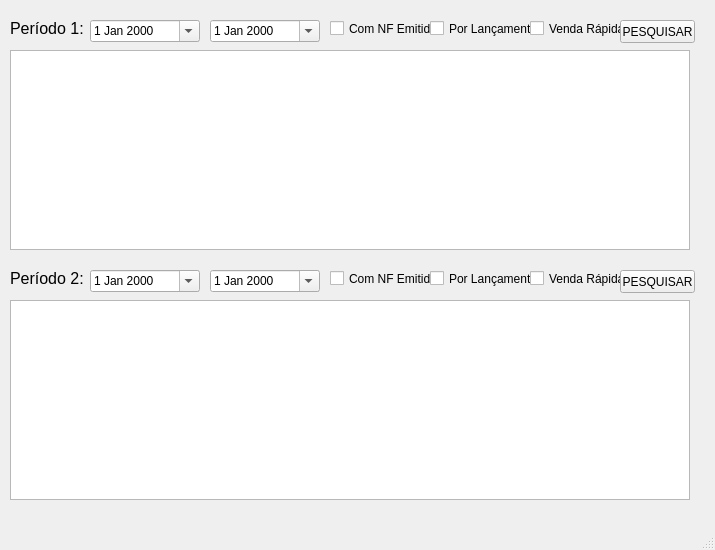
Old version of the form a&b/interface.ui in the repository kazluBR/hpsol-desktop-apps.
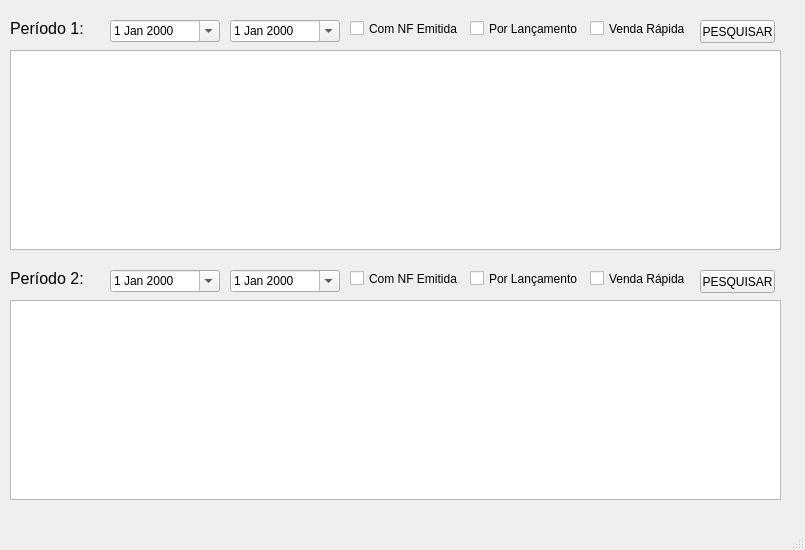
New version of the form.

Commit message: Adjusting UI interfaces

Patch:
```diff
--- a/a&b/interface.ui
+++ b/a&b/interface.ui
@@ -6,7 +6,7 @@
    <rect>
     <x>0</x>
     <y>0</y>
-    <width>715</width>
+    <width>805</width>
     <height>550</height>
    </rect>
   </property>
@@ -17,7 +17,7 @@
    <widget class="QDateEdit" name="dateEditInicio_1">
     <property name="geometry">
      <rect>
-      <x>90</x>
+      <x>110</x>
       <y>20</y>
       <width>110</width>
       <height>22</height>
@@ -30,7 +30,7 @@
    <widget class="QDateEdit" name="dateEditFim_1">
     <property name="geometry">
      <rect>
-      <x>210</x>
+      <x>230</x>
       <y>20</y>
       <width>110</width>
       <height>22</height>
@@ -45,7 +45,7 @@
      <rect>
       <x>10</x>
       <y>20</y>
-      <width>81</width>
+      <width>101</width>
       <height>16</height>
      </rect>
     </property>
@@ -61,7 +61,7 @@
    <widget class="QPushButton" name="pushButtonPesquisar_1">
     <property name="geometry">
      <rect>
-      <x>620</x>
+      <x>700</x>
       <y>20</y>
       <width>75</width>
       <height>23</height>
@@ -76,7 +76,7 @@
      <rect>
       <x>10</x>
       <y>50</y>
-      <width>680</width>
+      <width>771</width>
       <height>200</height>
      </rect>
     </property>
@@ -84,9 +84,9 @@
    <widget class="QCheckBox" name="checkBoxLancamento_1">
     <property name="geometry">
      <rect>
-      <x>430</x>
+      <x>470</x>
       <y>20</y>
-      <width>101</width>
+      <width>121</width>
       <height>17</height>
      </rect>
     </property>
@@ -97,7 +97,7 @@
    <widget class="QDateEdit" name="dateEditFim_2">
     <property name="geometry">
      <rect>
-      <x>210</x>
+      <x>230</x>
       <y>270</y>
       <width>110</width>
       <height>22</height>
@@ -110,7 +110,7 @@
    <widget class="QDateEdit" name="dateEditInicio_2">
     <property name="geometry">
      <rect>
-      <x>90</x>
+      <x>110</x>
       <y>270</y>
       <width>110</width>
       <height>22</height>
@@ -125,7 +125,7 @@
      <rect>
       <x>10</x>
       <y>270</y>
-      <width>81</width>
+      <width>101</width>
       <height>16</height>
      </rect>
     </property>
@@ -143,7 +143,7 @@
      <rect>
       <x>10</x>
       <y>300</y>
-      <width>680</width>
+      <width>771</width>
       <height>200</height>
      </rect>
     </property>
@@ -151,9 +151,9 @@
    <widget class="QCheckBox" name="checkBoxLancamento_2">
     <property name="geometry">
      <rect>
-      <x>430</x>
+      <x>470</x>
       <y>270</y>
-      <width>101</width>
+      <width>121</width>
       <height>17</height>
      </rect>
     </property>
@@ -164,7 +164,7 @@
    <widget class="QPushButton" name="pushButtonPesquisar_2">
     <property name="geometry">
      <rect>
-      <x>620</x>
+      <x>700</x>
       <y>270</y>
       <width>75</width>
       <height>23</height>
@@ -177,9 +177,9 @@
    <widget class="QCheckBox" name="checkBoxComNota_1">
     <property name="geometry">
      <rect>
-      <x>330</x>
+      <x>350</x>
       <y>20</y>
-      <width>101</width>
+      <width>121</width>
       <height>17</height>
      </rect>
     </property>
@@ -190,9 +190,9 @@
    <widget class="QCheckBox" name="checkBoxComNota_2">
     <property name="geometry">
      <rect>
-      <x>330</x>
+      <x>350</x>
       <y>270</y>
-      <width>101</width>
+      <width>121</width>
       <height>17</height>
      </rect>
     </property>
@@ -203,9 +203,9 @@
    <widget class="QCheckBox" name="checkBoxVendaRapida_1">
     <property name="geometry">
      <rect>
-      <x>530</x>
+      <x>590</x>
       <y>20</y>
-      <width>91</width>
+      <width>101</width>
       <height>17</height>
      </rect>
     </property>
@@ -216,9 +216,9 @@
    <widget class="QCheckBox" name="checkBoxVendaRapida_2">
     <property name="geometry">
      <rect>
-      <x>530</x>
+      <x>590</x>
       <y>270</y>
-      <width>91</width>
+      <width>111</width>
       <height>17</height>
      </rect>
     </property>
```
Left out of the diff: 4 changed lines with no effect on the pictures. The commit also changes 15 other files.
